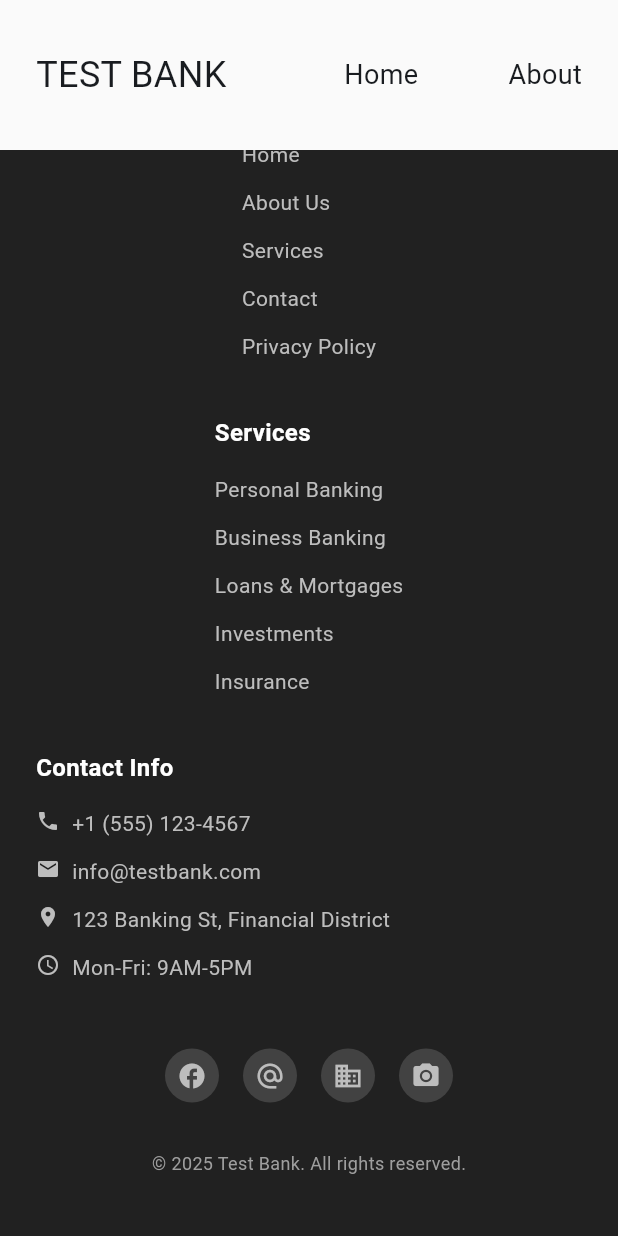
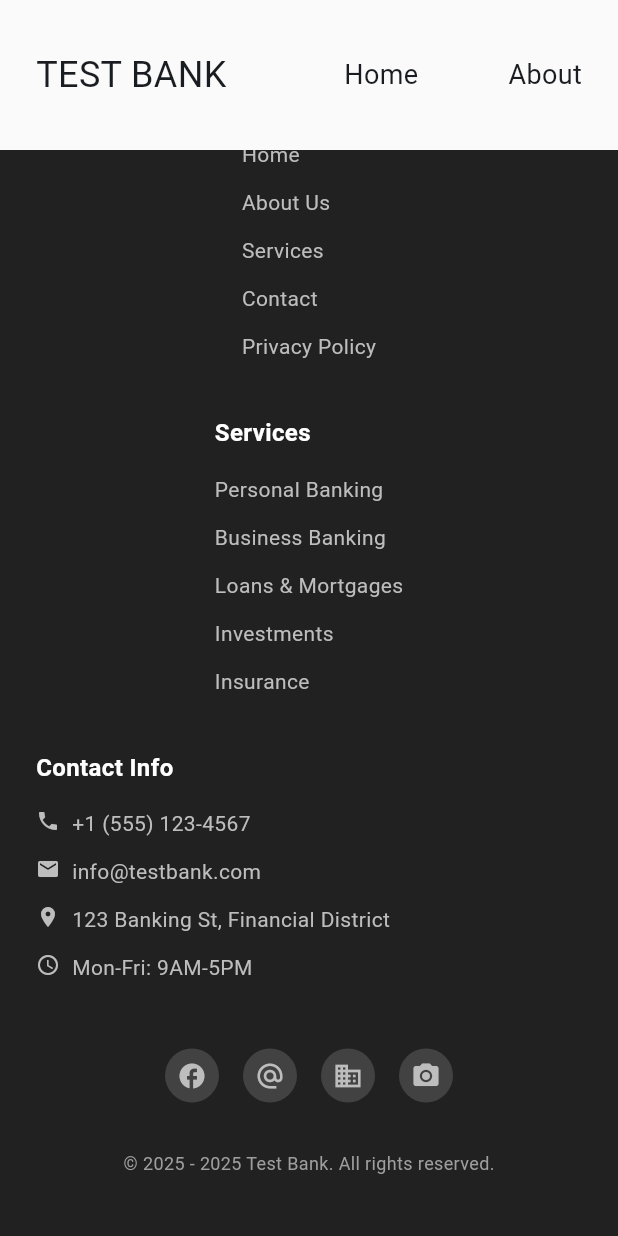
Before and after one commit to DevelopmentScientist420/flutter_practice, a Flutter app: the screen it shows after launch, scrolled down 874 dp, on a phone screen of 412 x 824 dp. Run offline on Flutter 3.47's test engine with Material 3 defaults, Android fonts, the phone set to English and light mode, and no system bars; network calls fail.

Commit message:
- Added current year to footer

```diff
--- a/lib/main.dart
+++ b/lib/main.dart
@@ -1,5 +1,5 @@
 import 'package:flutter/material.dart';
-import 'package:bank_app/views/home/home_view.dart';
+import 'package:bank_app/bank_app.dart';
 
 void main() {
   runApp(const MyApp());
--- a/lib/views/widgets/footer/footer.dart
+++ b/lib/views/widgets/footer/footer.dart
@@ -18,6 +18,7 @@ class Footer extends StatelessWidget {
               if (constraints.maxWidth < 768) {
                 return _buildMobileFooter(context);
               }
+
               // Desktop/Tablet layout
               return _buildDesktopFooter(context);
             },
@@ -35,7 +36,7 @@ class Footer extends StatelessWidget {
         _buildLogoSection(),
         const SizedBox(height: 32),
 
-        // Links sections stacked vertically
+        // Links sections stacked vertically with sized box
         _buildQuickLinksSection(),
         const SizedBox(height: 24),
         _buildServicesSection(),
@@ -284,8 +285,10 @@ class Footer extends StatelessWidget {
   }
 
   Widget _buildCopyrightSection() {
+    final DateTime year = DateTime.now(); // Get current year
+
     return Text(
-      '© 2025 Test Bank. All rights reserved.',
+      '© 2025 - ${year.year} Test Bank. All rights reserved.',
       style: TextStyle(
         color: Colors.grey[500],
         fontSize: 12,
```
